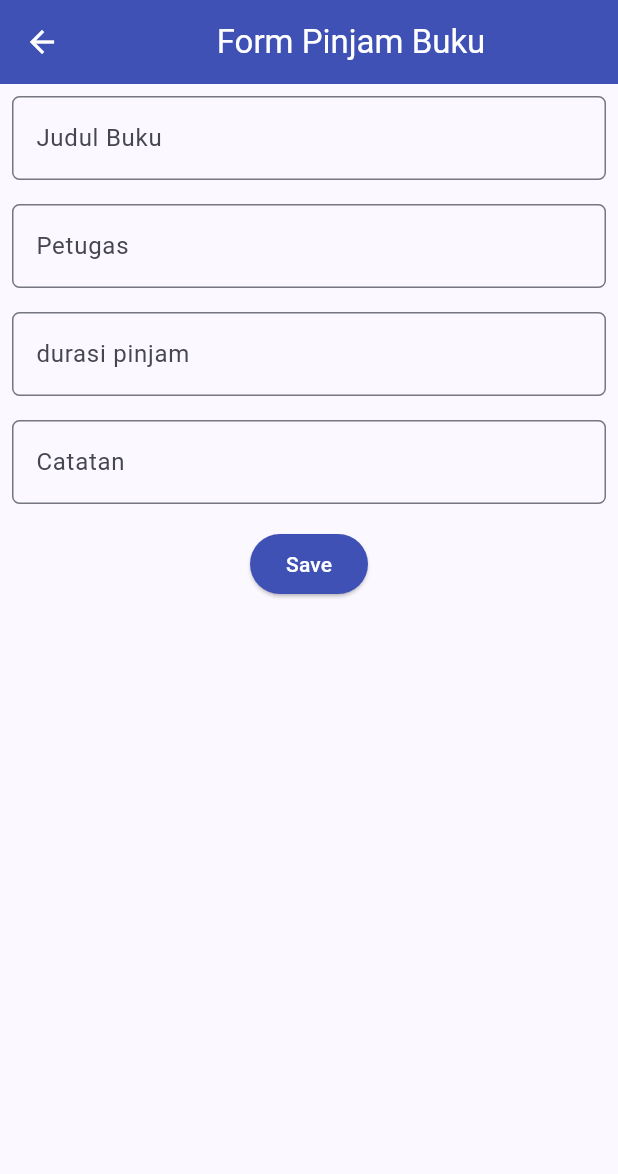
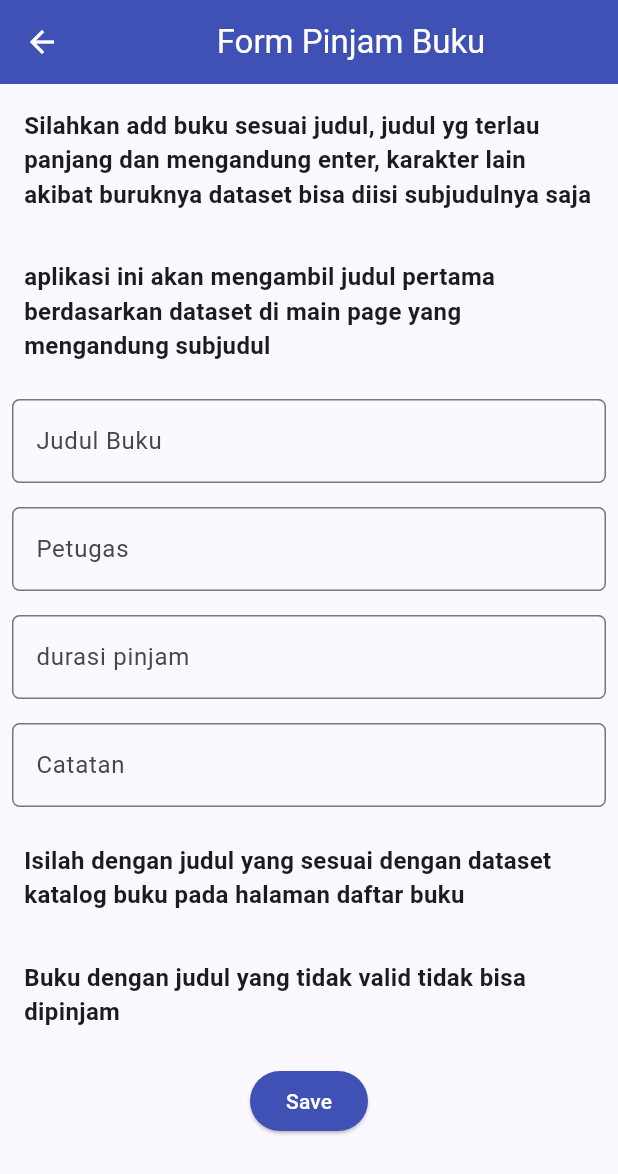
Before and after one commit to PBP-Gasal23-E02/Projek-Akhir-Semester, a Flutter app: the InventoryFormPage screen opened directly, on a phone screen of 412 x 824 dp. Shown: the top 1174 px of the screen. Run offline on Flutter 3.47's test engine with Material 3 defaults, Android fonts, the phone set to English and light mode, and no system bars; missing offline and left inert: pbp_django_auth; network calls fail.

Commit message:
menambahkan koleksi buku dan filter

```diff
--- /dev/null
+++ b/lib/apps/YourBook/models/Buku.dart
@@ -0,0 +1,130 @@
+// To parse this JSON data, do
+//
+//     final buku = bukuFromJson(jsonString);
+
+import 'dart:convert';
+
+List<Buku> bukuFromJson(String str) =>
+    List<Buku>.from(json.decode(str).map((x) => Buku.fromJson(x)));
+
+String bukuToJson(List<Buku> data) =>
+    json.encode(List<dynamic>.from(data.map((x) => x.toJson())));
+
+class Buku {
+  Model model;
+  int pk;
+  Fields fields;
+
+  Buku({
+    required this.model,
+    required this.pk,
+    required this.fields,
+  });
+
+  factory Buku.fromJson(Map<String, dynamic> json) => Buku(
+        model: modelValues.map[json["model"]]!,
+        pk: json["pk"],
+        fields: Fields.fromJson(json["fields"]),
+      );
+
+  Map<String, dynamic> toJson() => {
+        "model": modelValues.reverse[model],
+        "pk": pk,
+        "fields": fields.toJson(),
+      };
+}
+
+class Fields {
+  String text;
+  Type type;
+  DateTime? issued;
+  String title;
+  Language language;
+  String authors;
+  String subjects;
+  LoCc loCc;
+  Bookshelves bookshelves;
+
+  Fields({
+    required this.text,
+    required this.type,
+    required this.issued,
+    required this.title,
+    required this.language,
+    required this.authors,
+    required this.subjects,
+    required this.loCc,
+    required this.bookshelves,
+  });
+
+  factory Fields.fromJson(Map<String, dynamic> json) => Fields(
+        text: json["Text"],
+        type: typeValues.map[json["Type"]]!,
+        issued: json["Issued"] == null ? null : DateTime.parse(json["Issued"]),
+        title: json["Title"],
+        language: languageValues.map[json["Language"]]!,
+        authors: json["Authors"],
+        subjects: json["Subjects"],
+        loCc: loCcValues.map[json["LoCC"]]!,
+        bookshelves: bookshelvesValues.map[json["Bookshelves"]]!,
+      );
+
+  Map<String, dynamic> toJson() => {
+        "Text": text,
+        "Type": typeValues.reverse[type],
+        "Issued":
+            "${issued!.year.toString().padLeft(4, '0')}-${issued!.month.toString().padLeft(2, '0')}-${issued!.day.toString().padLeft(2, '0')}",
+        "Title": title,
+        "Language": languageValues.reverse[language],
+        "Authors": authors,
+        "Subjects": subjects,
+        "LoCC": loCcValues.reverse[loCc],
+        "Bookshelves": bookshelvesValues.reverse[bookshelves],
+      };
+}
+
+enum Bookshelves { COOKBOOKS_AND_COOKING }
+
+final bookshelvesValues =
+    EnumValues({"Cookbooks and Cooking": Bookshelves.COOKBOOKS_AND_COOKING});
+
+enum Language { A, EN, EN_ENM, ES, NL }
+
+final languageValues = EnumValues({
+  "a": Language.A,
+  "en": Language.EN,
+  "en; enm": Language.EN_ENM,
+  "es": Language.ES,
+  "nl": Language.NL
+});
+
+enum LoCc { AC_TX, F106_TX, SF, TP, TS, TX }
+
+final loCcValues = EnumValues({
+  "AC; TX": LoCc.AC_TX,
+  "F106; TX": LoCc.F106_TX,
+  "SF": LoCc.SF,
+  "TP": LoCc.TP,
+  "TS": LoCc.TS,
+  "TX": LoCc.TX
+});
+
+enum Type { TEXT }
+
+final typeValues = EnumValues({"Text": Type.TEXT});
+
+enum Model { MAIN_BUKU }
+
+final modelValues = EnumValues({"main.buku": Model.MAIN_BUKU});
+
+class EnumValues<T> {
+  Map<String, T> map;
+  late Map<T, String> reverseMap;
+
+  EnumValues(this.map);
+
+  Map<T, String> get reverse {
+    reverseMap = map.map((k, v) => MapEntry(v, k));
+    return reverseMap;
+  }
+}
--- a/lib/apps/YourBook/screens/PinjamBukulist_form.dart
+++ b/lib/apps/YourBook/screens/PinjamBukulist_form.dart
@@ -3,7 +3,6 @@ import 'package:flutter/material.dart';
 import 'package:provider/provider.dart';
 import 'package:gourmet_labs/apps/YourBook/screens/menu.dart';
 import 'package:pbp_django_auth/pbp_django_auth.dart';
-
 
 class InventoryFormPage extends StatefulWidget {
   const InventoryFormPage({super.key});
@@ -39,6 +38,26 @@ class _InventoryFormPageState extends State<InventoryFormPage> {
             child: Column(
           crossAxisAlignment: CrossAxisAlignment.start,
           children: [
+            Padding(
+              padding: const EdgeInsets.all(16.0),
+              child: Text(
+                "Silahkan add buku sesuai judul, judul yg terlau panjang dan mengandung enter, karakter lain akibat buruknya dataset bisa diisi subjudulnya saja",
+                style: TextStyle(
+                  fontSize: 16.0,
+                  fontWeight: FontWeight.bold,
+                ),
+              ),
+            ),
+            Padding(
+              padding: const EdgeInsets.all(16.0),
+              child: Text(
+                "aplikasi ini akan mengambil judul pertama berdasarkan dataset di main page yang mengandung subjudul",
+                style: TextStyle(
+                  fontSize: 16.0,
+                  fontWeight: FontWeight.bold,
+                ),
+              ),
+            ),
             Padding(
               padding: const EdgeInsets.all(8.0),
               child: TextFormField(
@@ -134,14 +153,33 @@ class _InventoryFormPageState extends State<InventoryFormPage> {
                 },
               ),
             ),
+            Padding(
+              padding: const EdgeInsets.all(16.0),
+              child: Text(
+                "Isilah dengan judul yang sesuai dengan dataset katalog buku pada halaman daftar buku",
+                style: TextStyle(
+                  fontSize: 16.0,
+                  fontWeight: FontWeight.bold,
+                ),
+              ),
+            ),
+            Padding(
+              padding: const EdgeInsets.all(16.0),
+              child: Text(
+                "Buku dengan judul yang tidak valid tidak bisa dipinjam",
+                style: TextStyle(
+                  fontSize: 16.0,
+                  fontWeight: FontWeight.bold,
+                ),
+              ),
+            ),
             Align(
               alignment: Alignment.bottomCenter,
               child: Padding(
                 padding: const EdgeInsets.all(8.0),
                 child: ElevatedButton(
                   style: ButtonStyle(
-                          backgroundColor:
-                              MaterialStateProperty.all(Colors.indigo),
+                    backgroundColor: MaterialStateProperty.all(Colors.indigo),
                   ),
                   onPressed: () async {
                     if (_formKey.currentState!.validate()) {
@@ -149,7 +187,7 @@ class _InventoryFormPageState extends State<InventoryFormPage> {
                           "http://127.0.0.1:8000/YourBook/create-flutter/",
                           jsonEncode(<String, String>{
                             'judul': _judul,
-                                  'petugas' : _petugas,
+                            'petugas': _petugas,
                             'durasi': _durasiPinjam.toString(),
                             'catatan': _catatan,
                           }));
@@ -160,7 +198,8 @@ class _InventoryFormPageState extends State<InventoryFormPage> {
                         ));
                         Navigator.pushReplacement(
                           context,
-                                      MaterialPageRoute(builder: (context) => YourBookPage()),
+                          MaterialPageRoute(
+                              builder: (context) => YourBookPage()),
                         );
                       } else {
                         ScaffoldMessenger.of(context)
@@ -179,8 +218,7 @@ class _InventoryFormPageState extends State<InventoryFormPage> {
               ),
             ),
           ],
-              )
-            ),
+        )),
       ),
     );
   }
--- a/lib/apps/YourBook/screens/menu.dart
+++ b/lib/apps/YourBook/screens/menu.dart
@@ -6,9 +6,9 @@ class YourBookPage extends StatelessWidget {
   YourBookPage({Key? key}) : super(key: key);
 
   final List<ShopItem> items = [
-    ShopItem("Lihat Item berdasarkan user", Icons.checklist, Colors.red),
-    ShopItem("Tambah Item", Icons.add_shopping_cart, Colors.blue),
-    ShopItem("Lihat Item", Icons.logout, Colors.green),
+    ShopItem("Buku yang anda pinjam", Icons.book_outlined, Colors.red),
+    ShopItem("Pinjam Buku", Icons.my_library_add_rounded, Colors.blue),
+    ShopItem("List buku", Icons.my_library_books, Colors.green),
   ];
 
   @override
@@ -16,7 +16,7 @@ class YourBookPage extends StatelessWidget {
     return Scaffold(
       appBar: AppBar(
         title: const Text(
-          'Inventory Flutter',
+          'YourBook',
         ),
         backgroundColor: Colors.indigo,
         foregroundColor: Colors.white,
--- a/lib/apps/YourBook/widgets/PinjamBuku_card.dart
+++ b/lib/apps/YourBook/widgets/PinjamBuku_card.dart
@@ -33,23 +33,23 @@ class ShopCard extends StatelessWidget {
                 content: Text("Kamu telah menekan tombol ${item.name}!")));
 
           // Navigate ke route yang sesuai (tergantung jenis tombol)
-          if (item.name == "Tambah Item") {
+          if (item.name == "Pinjam Buku") {
             Navigator.push(
                 context,
                 MaterialPageRoute(
                   builder: (context) => const InventoryFormPage(),
                 ));
-          } else if (item.name == "Lihat Item berdasarkan user") {
+          } else if (item.name == "Buku yang anda pinjam") {
             Navigator.pushReplacement(
                 context,
                 MaterialPageRoute(
                   builder: (context) => const UserPage(),
                 ));
-          } else if (item.name == "Lihat Item") {
+          } else if (item.name == "List buku") {
             Navigator.pushReplacement(
                 context,
                 MaterialPageRoute(
-                  builder: (context) => const PinjamBukuListPage(),
+                  builder: (context) => const BukuListPage(),
                 ));
           }
           // tambahkan else if baru seperti di bawah ini
```
Also changed, not shown: lib/apps/YourBook/screens/list_PinjamBuku.dart (+15 -27 lines), lib/apps/YourBook/screens/user_PinjamBuku.dart (+87 -8 lines), lib/apps/publication/screens/new_publication.dart (+32 -51 lines). Lines whose indentation alone changed are shown as unchanged.
